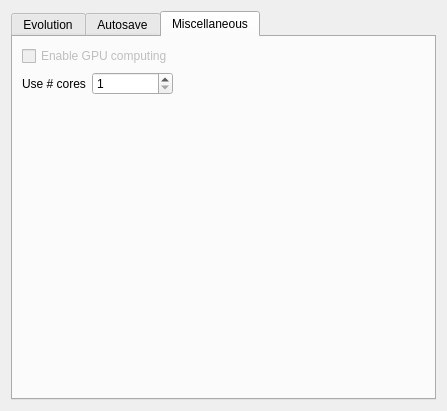
superkartoffel/evo-cubist, file optionsform.ui: the form before one commit.
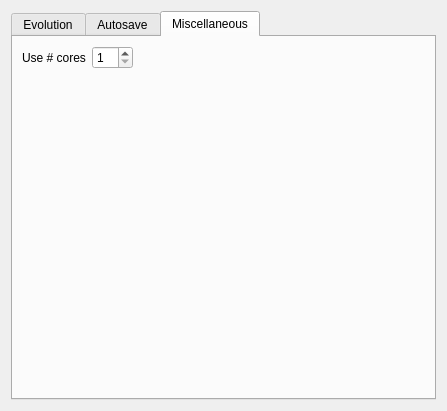
The form after the commit. The open tabs and pages were chosen to show the change. Icons and pictures are not drawn.

What changed in the file:
```diff
--- a/optionsform.ui
+++ b/optionsform.ui
@@ -698,28 +698,20 @@
        <string>Miscellaneous</string>
       </attribute>
       <layout class="QGridLayout" name="gridLayout_3">
-       <item row="1" column="0">
-        <layout class="QFormLayout" name="formLayout_3">
-         <property name="fieldGrowthPolicy">
-          <enum>QFormLayout::AllNonFixedFieldsGrow</enum>
+       <item row="0" column="1">
+        <spacer name="horizontalSpacer_2">
+         <property name="orientation">
+          <enum>Qt::Horizontal</enum>
          </property>
-         <item row="0" column="0">
-          <widget class="QLabel" name="label_10">
-           <property name="text">
-            <string>Use # cores</string>
-           </property>
-          </widget>
-         </item>
-         <item row="0" column="1">
-          <widget class="QSpinBox" name="coresSpinBox">
-           <property name="minimum">
-            <number>1</number>
-           </property>
-          </widget>
-         </item>
-        </layout>
+         <property name="sizeHint" stdset="0">
+          <size>
+           <width>40</width>
+           <height>20</height>
+          </size>
+         </property>
+        </spacer>
        </item>
-       <item row="2" column="0">
+       <item row="1" column="0">
         <spacer name="verticalSpacer_3">
          <property name="orientation">
           <enum>Qt::Vertical</enum>
@@ -732,28 +724,26 @@
          </property>
         </spacer>
        </item>
-       <item row="1" column="1">
-        <spacer name="horizontalSpacer_2">
-         <property name="orientation">
-          <enum>Qt::Horizontal</enum>
-         </property>
-         <property name="sizeHint" stdset="0">
-          <size>
-           <width>40</width>
-           <height>20</height>
-          </size>
-         </property>
-        </spacer>
-       </item>
        <item row="0" column="0">
-        <widget class="QCheckBox" name="gpuComputingCheckBox">
-         <property name="enabled">
-          <bool>false</bool>
+        <layout class="QFormLayout" name="formLayout_3">
+         <property name="fieldGrowthPolicy">
+          <enum>QFormLayout::AllNonFixedFieldsGrow</enum>
          </property>
-         <property name="text">
-          <string>Enable GPU computing</string>
-         </property>
-        </widget>
+         <item row="0" column="0">
+          <widget class="QLabel" name="label_10">
+           <property name="text">
+            <string>Use # cores</string>
+           </property>
+          </widget>
+         </item>
+         <item row="0" column="1">
+          <widget class="QSpinBox" name="coresSpinBox">
+           <property name="minimum">
+            <number>1</number>
+           </property>
+          </widget>
+         </item>
+        </layout>
        </item>
       </layout>
      </widget>
```
Left out of the diff: 2 changed lines with no effect on the pictures.
